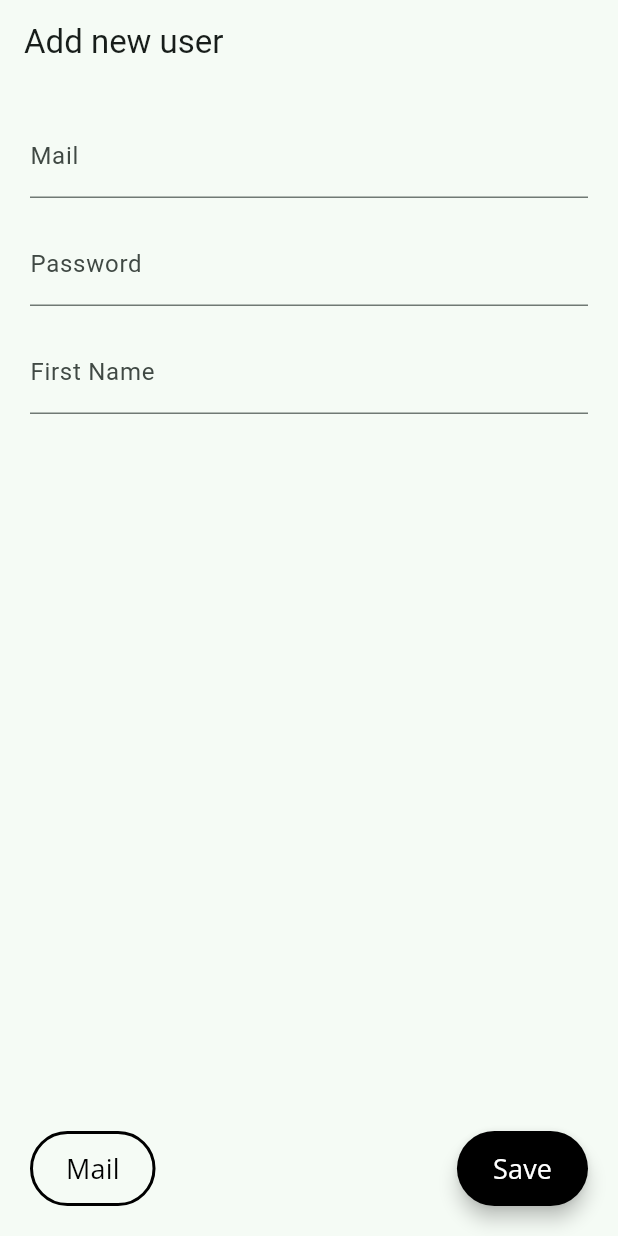
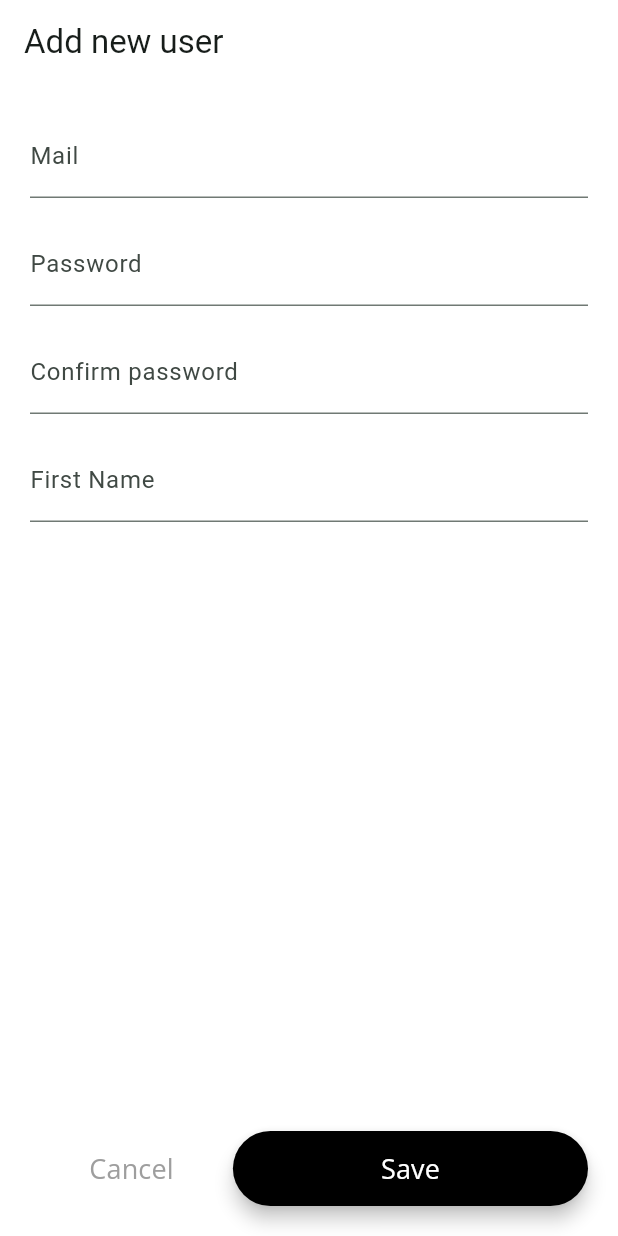
Before and after one commit to vmgarciahurtado/technical_assigment_tots, a Flutter app: the RegisterUserScreen screen opened by its route, on a phone screen of 412 x 824 dp. Run offline on Flutter 3.47's test engine with Material 3 defaults, Android fonts, the light colour scheme and no system bars; our stand-ins replace dio, either_dart, email_validator, flutter_dotenv, flutter_localization, flutter_riverpod and 5 more; accounts and stored records are empty; generated files the repository leaves out were written again.

Commit message:
Complete login and user registration

```diff
--- a/lib/config/localization/app_localizations.dart
+++ b/lib/config/localization/app_localizations.dart
@@ -6,6 +6,7 @@ mixin AppLocale {
   static const String title = 'title';
   static const String mail = 'mail';
   static const String password = 'password';
+  static const String confirm_password = 'confirm_password';
   static const String search = 'search';
   static const String register = 'register';
   static const String clients = 'clients';
@@ -22,7 +23,10 @@ mixin AppLocale {
   static const String load_more = 'load_more';
   static const String invalid_mail = 'invalid_mail';
   static const String invalid_password = 'invalid_password';
+  static const String diferent_password = 'diferent_password';
   static const String required_field = 'required_field';
+  static const String success_user_register = 'success_user_register';
+  static const String loading = 'loading';
 
   static const Map<String, dynamic> EN = {
     login: 'LOG IN',
@@ -30,6 +34,7 @@ mixin AppLocale {
     title: 'MINIMAL',
     mail: 'Mail',
     password: 'Password',
+    confirm_password: 'Confirm password',
     search: 'Search',
     register: 'Register',
     clients: 'Clients',
@@ -46,7 +51,10 @@ mixin AppLocale {
     load_more: 'Load More',
     invalid_mail: 'Invalid Mail',
     invalid_password: 'Invalid Password',
+    diferent_password: 'Passwords do not match',
     required_field: 'The field is required',
+    success_user_register: 'User successfully registered',
+    loading: 'Loading..'
   };
 
   static const Map<String, dynamic> ES = {
@@ -55,6 +63,7 @@ mixin AppLocale {
     title: 'MINIMAL',
     mail: 'Correo',
     password: 'Contraseña',
+    confirm_password: 'Confirmar contraseña',
     search: 'Buscar',
     register: 'Registrar',
     clients: 'Clientes',
@@ -71,6 +80,9 @@ mixin AppLocale {
     load_more: 'Cargar Más',
     invalid_mail: 'Correo Invalido',
     invalid_password: 'Contraseña Invalida',
+    diferent_password: 'Las contraseñas no coinciden',
     required_field: 'El campo es requerido',
+    success_user_register: 'Usuario registrado con exito',
+    loading: 'Cargando..',
   };
 }
--- a/lib/presentation/users/register_user_screen.dart
+++ b/lib/presentation/users/register_user_screen.dart
@@ -16,6 +16,7 @@ class _RegisterScreenState extends ConsumerState<RegisterUserScreen> {
   final formKey = GlobalKey<FormState>();
   final emailController = TextEditingController();
   final passwordController = TextEditingController();
+  final confirmPasswordController = TextEditingController();
   final firstnameController = TextEditingController();
 
   @override
@@ -29,7 +30,9 @@ class _RegisterScreenState extends ConsumerState<RegisterUserScreen> {
   @override
   Widget build(BuildContext context) {
     return Scaffold(
+      backgroundColor: Colors.white,
       appBar: AppBar(
+        backgroundColor: Colors.white,
         title: Text(AppLocale.add_new_user.getString(context)),
       ),
       body: Padding(
@@ -42,6 +45,7 @@ class _RegisterScreenState extends ConsumerState<RegisterUserScreen> {
                 controller: emailController,
                 decoration: InputDecoration(
                     labelText: AppLocale.mail.getString(context)),
+                autovalidateMode: AutovalidateMode.onUserInteraction,
                 validator: (value) {
                   if (value == null || value.isEmpty || !value.contains('@')) {
                     return AppLocale.invalid_mail.getString(context);
@@ -55,6 +59,7 @@ class _RegisterScreenState extends ConsumerState<RegisterUserScreen> {
                 decoration: InputDecoration(
                     labelText: AppLocale.password.getString(context)),
                 obscureText: true,
+                autovalidateMode: AutovalidateMode.onUserInteraction,
                 validator: (value) {
                   if (value == null || value.isEmpty) {
                     return AppLocale.invalid_password.getString(context);
@@ -64,9 +69,25 @@ class _RegisterScreenState extends ConsumerState<RegisterUserScreen> {
               ),
               const SizedBox(height: 16),
               TextFormField(
+                controller: confirmPasswordController,
+                decoration: InputDecoration(
+                    labelText: AppLocale.confirm_password.getString(context)),
+                autovalidateMode: AutovalidateMode.onUserInteraction,
+                validator: (value) {
+                  if (value == null ||
+                      value.isEmpty ||
+                      (value != passwordController.text)) {
+                    return AppLocale.diferent_password.getString(context);
+                  }
+                  return null;
+                },
+              ),
+              const SizedBox(height: 16),
+              TextFormField(
                 controller: firstnameController,
                 decoration: InputDecoration(
                     labelText: AppLocale.first_name.getString(context)),
+                autovalidateMode: AutovalidateMode.onUserInteraction,
                 validator: (value) {
                   if (value == null || value.isEmpty) {
                     return AppLocale.required_field.getString(context);
@@ -76,12 +97,20 @@ class _RegisterScreenState extends ConsumerState<RegisterUserScreen> {
               ),
               const Spacer(),
               Row(
-                mainAxisAlignment: MainAxisAlignment.spaceBetween,
+                mainAxisAlignment: MainAxisAlignment.spaceAround,
                 children: [
-                  SecondaryCustomButton(
+                  Expanded(
+                      flex: 4,
+                      child: TextButton(
                           onPressed: () => Navigator.pop(context),
-                      text: AppLocale.mail.getString(context)),
-                  PrimaryCustomButton(
+                          child: Text(
+                            AppLocale.cancel.getString(context),
+                            style: TextStyles.bodyStyle(
+                                color: Colors.grey, isBold: false),
+                          ))),
+                  Expanded(
+                    flex: 7,
+                    child: PrimaryCustomButton(
                       onPressed: () async {
                         if (formKey.currentState!.validate()) {
                           await ref.read(userRegistrationProvider).registerUser(
@@ -94,6 +123,7 @@ class _RegisterScreenState extends ConsumerState<RegisterUserScreen> {
                       },
                       text: AppLocale.save.getString(context),
                     ),
+                  ),
                 ],
               ),
             ],
--- a/pubspec.yaml
+++ b/pubspec.yaml
@@ -22,6 +22,7 @@ dependencies:
   either_dart: ^1.0.0
   flutter_dotenv: ^5.2.1
   email_validator: ^2.1.17
+  flutter_spinkit: ^5.1.0
 
 dev_dependencies:
   flutter_test:
```
Also changed, not shown: lib/presentation/shared/custom_card.dart (added, +31 -0 lines), lib/presentation/shared/custom_loading.dart (added, +66 -0 lines), lib/presentation/users/user_provider.dart (+15 -2 lines), pubspec.lock. Lines whose indentation alone changed are shown as unchanged.
